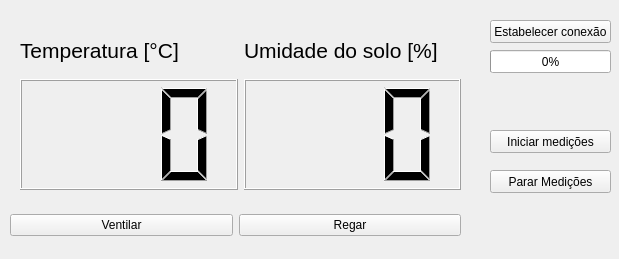
First picture: the form in controle_estufa/ui_controle_estufa5.ui, repository alpinista06/PyQt, before the edit.
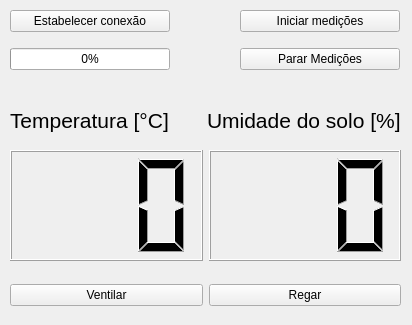
Second picture: the form after the edit.

```diff
--- a/controle_estufa/ui_controle_estufa5.ui
+++ b/controle_estufa/ui_controle_estufa5.ui
@@ -6,8 +6,8 @@
    <rect>
     <x>0</x>
     <y>0</y>
-    <width>619</width>
-    <height>259</height>
+    <width>412</width>
+    <height>325</height>
    </rect>
   </property>
   <property name="windowTitle">
@@ -21,8 +21,8 @@
     <property name="geometry">
      <rect>
       <x>10</x>
-      <y>200</y>
-      <width>451</width>
+      <y>270</y>
+      <width>391</width>
       <height>51</height>
      </rect>
     </property>
@@ -46,9 +46,9 @@
    <widget class="QWidget" name="horizontalLayoutWidget_2">
     <property name="geometry">
      <rect>
-      <x>20</x>
-      <y>79</y>
-      <width>441</width>
+      <x>10</x>
+      <y>150</y>
+      <width>391</width>
       <height>111</height>
      </rect>
     </property>
@@ -81,9 +81,9 @@
    <widget class="QWidget" name="horizontalLayoutWidget_3">
     <property name="geometry">
      <rect>
-      <x>20</x>
-      <y>20</y>
-      <width>441</width>
+      <x>10</x>
+      <y>90</y>
+      <width>391</width>
       <height>61</height>
      </rect>
     </property>
@@ -118,60 +118,60 @@
      </item>
     </layout>
    </widget>
-   <widget class="QPushButton" name="iniciar_medicoes">
-    <property name="enabled">
-     <bool>true</bool>
-    </property>
+   <widget class="QWidget" name="verticalLayoutWidget">
     <property name="geometry">
      <rect>
-      <x>490</x>
-      <y>130</y>
-      <width>121</width>
-      <height>23</height>
+      <x>10</x>
+      <y>0</y>
+      <width>160</width>
+      <height>80</height>
      </rect>
     </property>
-    <property name="text">
-     <string>Iniciar medições</string>
-    </property>
+    <layout class="QVBoxLayout" name="verticalLayout">
+     <item>
+      <widget class="QPushButton" name="Estabelecer_conexao">
+       <property name="text">
+        <string>Estabelecer conexão</string>
+       </property>
+      </widget>
+     </item>
+     <item>
+      <widget class="QProgressBar" name="barra_de_conexao">
+       <property name="value">
+        <number>0</number>
+       </property>
+      </widget>
+     </item>
+    </layout>
    </widget>
-   <widget class="QPushButton" name="parar_medicoes">
+   <widget class="QWidget" name="verticalLayoutWidget_2">
     <property name="geometry">
      <rect>
-      <x>490</x>
-      <y>170</y>
-      <width>121</width>
-      <height>23</height>
+      <x>240</x>
+      <y>0</y>
+      <width>160</width>
+      <height>80</height>
      </rect>
     </property>
-    <property name="text">
-     <string>Parar Medições</string>
-    </property>
-   </widget>
-   <widget class="QPushButton" name="Estabelecer_conexao">
-    <property name="geometry">
-     <rect>
-      <x>490</x>
-      <y>20</y>
-      <width>121</width>
-      <height>23</height>
-     </rect>
-    </property>
-    <property name="text">
-     <string>Estabelecer conexão</string>
-    </property>
-   </widget>
-   <widget class="QProgressBar" name="barra_de_conexao">
-    <property name="geometry">
-     <rect>
-      <x>490</x>
-      <y>50</y>
-      <width>121</width>
-      <height>23</height>
-     </rect>
-    </property>
-    <property name="value">
-     <number>0</number>
-    </property>
+    <layout class="QVBoxLayout" name="verticalLayout_2">
+     <item>
+      <widget class="QPushButton" name="iniciar_medicoes">
+       <property name="enabled">
+        <bool>true</bool>
+       </property>
+       <property name="text">
+        <string>Iniciar medições</string>
+       </property>
+      </widget>
+     </item>
+     <item>
+      <widget class="QPushButton" name="parar_medicoes">
+       <property name="text">
+        <string>Parar Medições</string>
+       </property>
+      </widget>
+     </item>
+    </layout>
    </widget>
   </widget>
  </widget>
```
